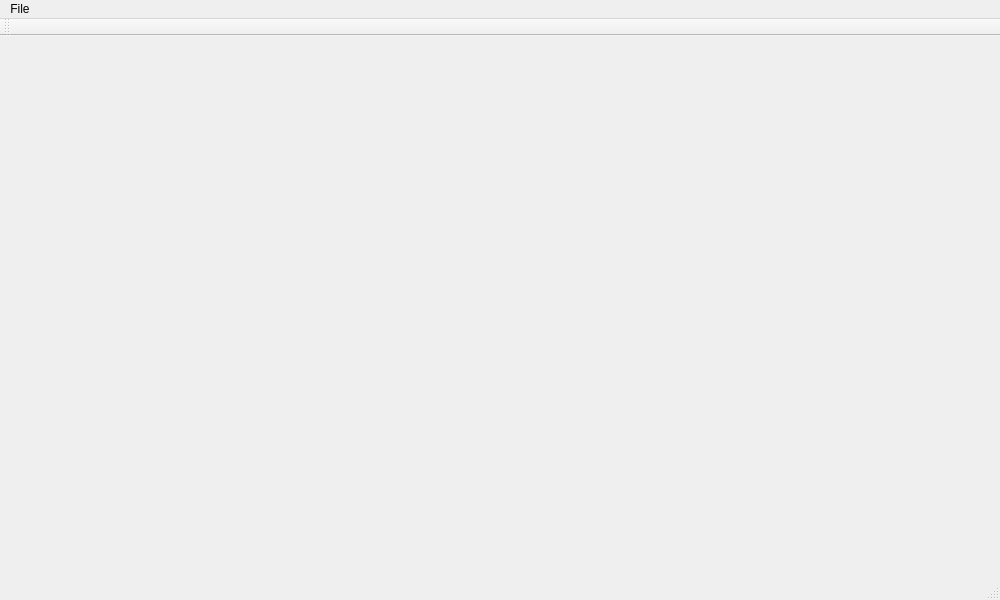
Qt form src/mainwindow.ui (caozhengquan/labeling_alignment) before a commit.
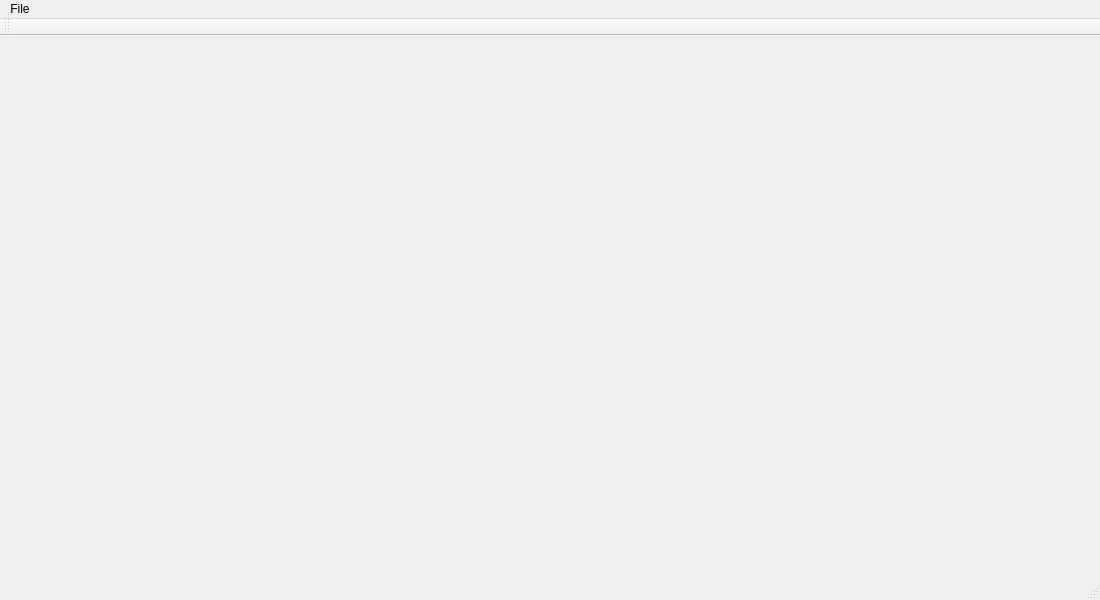
The same form after that commit.

```diff
--- a/src/mainwindow.ui
+++ b/src/mainwindow.ui
@@ -6,7 +6,7 @@
    <rect>
     <x>0</x>
     <y>0</y>
-    <width>1000</width>
+    <width>1100</width>
     <height>600</height>
    </rect>
   </property>
@@ -19,7 +19,7 @@
     <rect>
      <x>0</x>
      <y>0</y>
-     <width>1000</width>
+     <width>1100</width>
      <height>23</height>
     </rect>
    </property>
```
